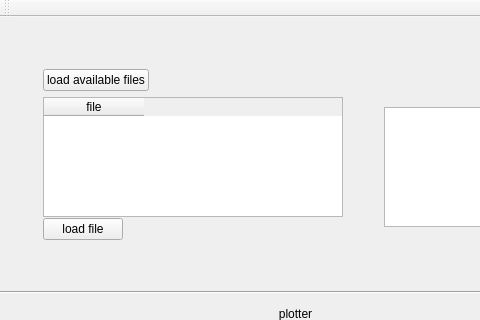
wiederin/linear-regression-pipeline, file gui/controlboard.ui: the form before one commit; both pictures show x 0 to 480 and y 0 to 320 of the 1403 by 750 pixel window.
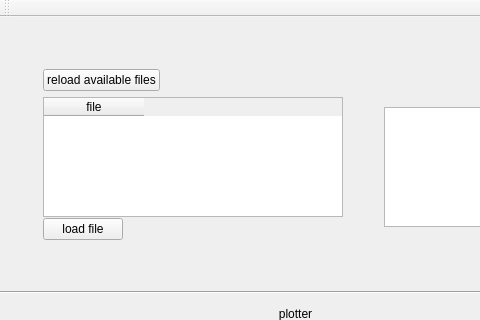
The form after the commit.

Commit message: implemented reload of available files

```diff
--- a/gui/controlboard.ui
+++ b/gui/controlboard.ui
@@ -103,7 +103,7 @@
              </sizepolicy>
             </property>
             <property name="text">
-             <string>load available files</string>
+             <string>reload available files</string>
             </property>
            </widget>
           </item>
```
The commit also changes 1 other file.
